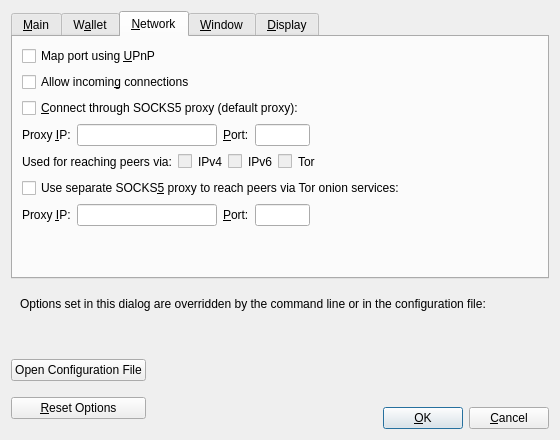
Old version of the form src/qt/forms/optionsdialog.ui in the repository dobbscoin/dobbscoin-source.
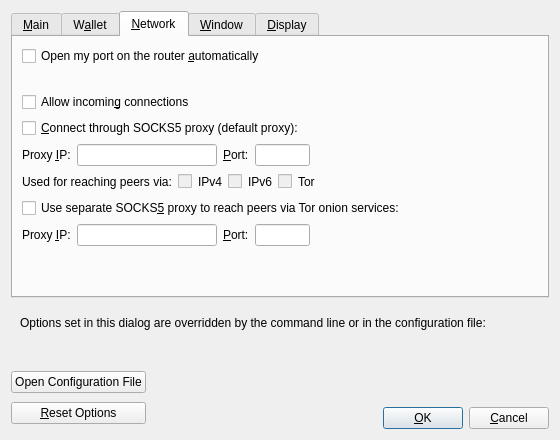
New version of the form. The open tabs and pages were chosen to show the change. Custom widgets are drawn as their Qt base class.

Commit message: net: (BOB) NAT-PMP port mapping, NAT-PMP first then UPnP, as 0.14

```diff
--- a/src/qt/forms/optionsdialog.ui
+++ b/src/qt/forms/optionsdialog.ui
@@ -255,7 +255,17 @@
           <string>Automatically open the Dobbscoin client port on the router. This only works when your router supports UPnP and it is enabled.</string>
          </property>
          <property name="text">
-          <string>Map port using &amp;UPnP</string>
+          <string>Open my port on the router &amp;automatically</string>
+         </property>
+        </widget>
+       </item>
+       <item>
+        <widget class="QLabel" name="mapPortStatus">
+         <property name="styleSheet">
+          <string notr="true">QLabel { color: #808080; margin-left: 20px; }</string>
+         </property>
+         <property name="text">
+          <string/>
          </property>
         </widget>
        </item>
```
Left out of the diff: 2 changed lines with no effect on the pictures. The commit also changes 20 other files.
